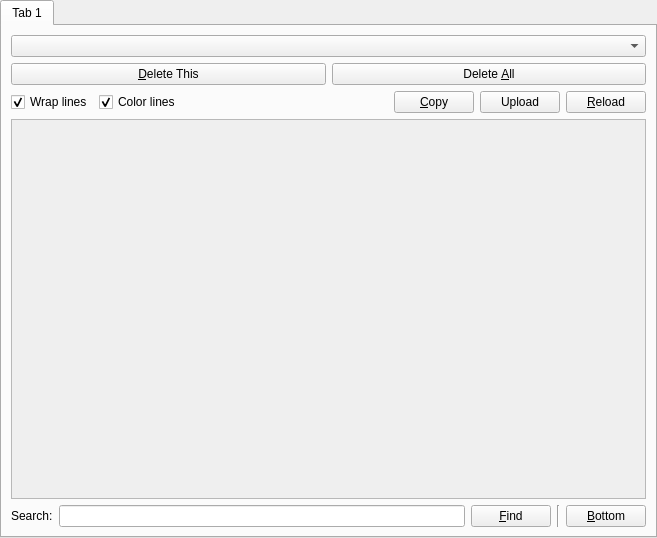
FreesmTeam/FreesmLauncher, file launcher/ui/pages/instance/OtherLogsPage.ui: the form before one commit.
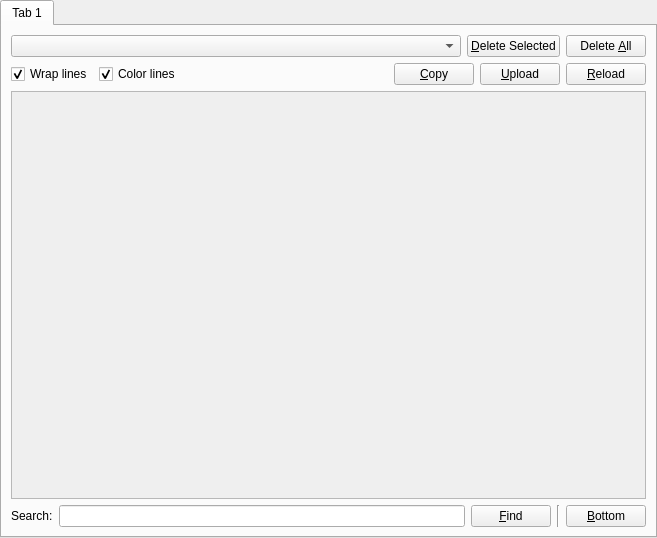
The form after the commit. Custom widgets are drawn as their Qt base class.

Commit message: Move delete buttons to the same line & set model to nullptr before adding lines

```diff
--- a/launcher/ui/pages/instance/OtherLogsPage.ui
+++ b/launcher/ui/pages/instance/OtherLogsPage.ui
@@ -91,15 +91,25 @@
        </item>
        <item row="0" column="0" colspan="5">
         <layout class="QGridLayout" name="gridLayout">
-         <item row="2" column="0" colspan="5">
+         <item row="0" column="0" colspan="5">
           <layout class="QHBoxLayout" name="horizontalLayout">
+           <item>
+            <widget class="QComboBox" name="selectLogBox">
+             <property name="sizePolicy">
+              <sizepolicy hsizetype="Expanding" vsizetype="Fixed">
+               <horstretch>0</horstretch>
+               <verstretch>0</verstretch>
+              </sizepolicy>
+             </property>
+            </widget>
+           </item>
            <item>
             <widget class="QPushButton" name="btnDelete">
              <property name="toolTip">
               <string>Delete the selected log</string>
              </property>
              <property name="text">
-              <string>&amp;Delete This</string>
+              <string>&amp;Delete Selected</string>
              </property>
             </widget>
            </item>
@@ -115,7 +125,7 @@
            </item>
           </layout>
          </item>
-         <item row="3" column="0" colspan="5">
+         <item row="1" column="0" colspan="5">
           <layout class="QHBoxLayout" name="horizontalLayout">
            <item>
             <widget class="QCheckBox" name="wrapCheckbox">
@@ -166,7 +176,7 @@
               <string>Upload the log to the paste service configured in preferences</string>
              </property>
              <property name="text">
-              <string>Upload</string>
+              <string>&amp;Upload</string>
              </property>
             </widget>
            </item>
@@ -182,16 +192,6 @@
            </item>
           </layout>
          </item>
-         <item row="0" column="0" colspan="5">
-          <widget class="QComboBox" name="selectLogBox">
-           <property name="sizePolicy">
-            <sizepolicy hsizetype="Expanding" vsizetype="Fixed">
-             <horstretch>0</horstretch>
-             <verstretch>0</verstretch>
-            </sizepolicy>
-           </property>
-          </widget>
-         </item>
         </layout>
        </item>
       </layout>
```
The commit also changes 1 other file.
